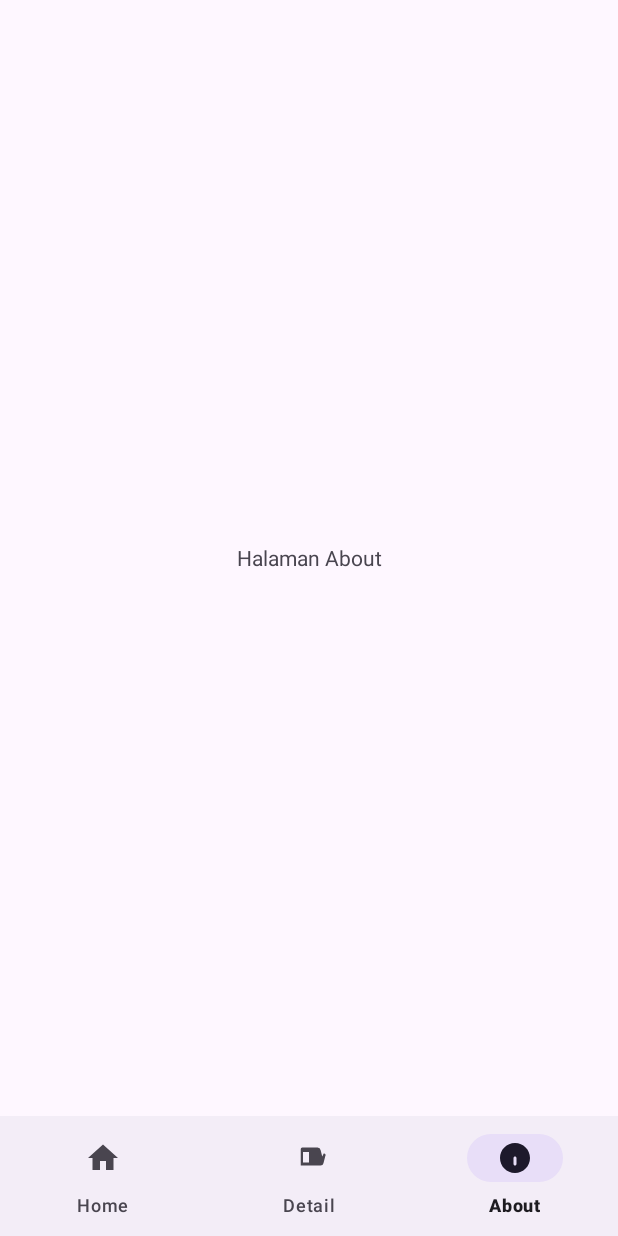
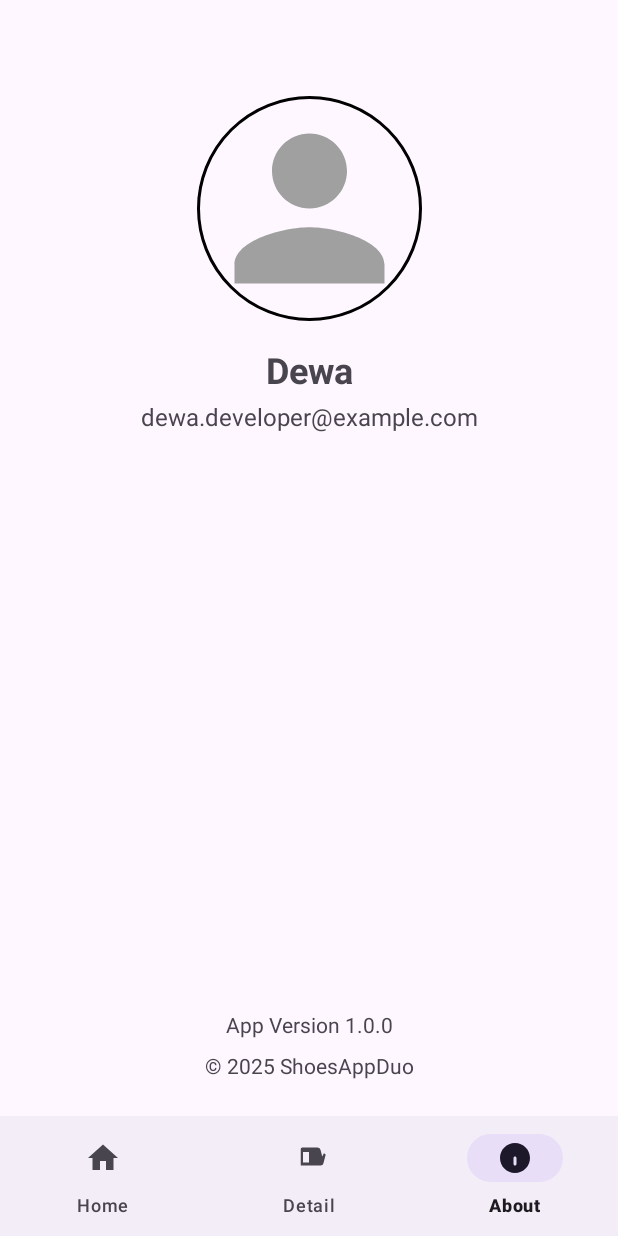
Before and after one commit to wahyualif23014/shoesappduo, an Android app: the AboutFragment screen opened through its navigation route, on a phone screen of 412 x 824 dp. Run offline under Robolectric (Android 15) with nearby library versions, the phone set to English and light mode, and no system bars; our stand-ins replace CircleImageView, navigation-ui; pictures from the network do not load.

Commit message:
new lah ya

```diff
--- a/app/build.gradle.kts
+++ b/app/build.gradle.kts
@@ -55,4 +55,6 @@ dependencies {
     // Navigation Component
     implementation("androidx.navigation:navigation-fragment-ktx:2.7.7")
     implementation("androidx.navigation:navigation-ui-ktx:2.7.7")
+
+    implementation("de.hdodenhof:circleimageview:3.1.0")
 }
--- a/app/src/main/java/com/example/shoesappduo/MainActivity.kt
+++ b/app/src/main/java/com/example/shoesappduo/MainActivity.kt
@@ -15,12 +15,10 @@ class MainActivity : AppCompatActivity() {
         binding = ActivityMainBinding.inflate(layoutInflater)
         setContentView(binding.root)
 
-        // Cari NavController dari NavHostFragment
         val navHostFragment = supportFragmentManager
             .findFragmentById(R.id.nav_host_fragment) as NavHostFragment
         val navController = navHostFragment.navController
 
-        // Hubungkan BottomNavigationView dengan NavController
         binding.bottomNavView.setupWithNavController(navController)
     }
 }
--- a/app/src/main/java/com/example/shoesappduo/ui/about/AboutFragment.kt
+++ b/app/src/main/java/com/example/shoesappduo/ui/about/AboutFragment.kt
@@ -1,10 +1,13 @@
 package com.example.shoesappduo.ui.about
 
+import android.content.Intent
+import android.net.Uri
 import android.os.Bundle
 import android.view.LayoutInflater
 import android.view.View
 import android.view.ViewGroup
 import androidx.fragment.app.Fragment
+import com.example.shoesappduo.R
 import com.example.shoesappduo.databinding.FragmentAboutBinding
 
 class AboutFragment : Fragment() {
@@ -20,10 +23,19 @@ class AboutFragment : Fragment() {
         return binding.root
     }
 
-    // Anda bisa menambahkan logika atau mengatur teks di sini jika perlu
     override fun onViewCreated(view: View, savedInstanceState: Bundle?) {
         super.onViewCreated(view, savedInstanceState)
-        // Contoh: binding.textView.text = "Dibuat oleh Dewa"
+        setupView()
+    }
+
+    private fun setupView() {
+        binding.apply {
+            // Mengisi data secara dinamis
+            tvProfileName.text = "Dewa" // Ganti dengan nama Anda
+            tvProfileEmail.text = "dewa.developer@example.com" // Ganti dengan email Anda
+            imgProfilePhoto.setImageResource(R.drawable.ic_profile_placeholder) // Ganti dengan foto Anda
+
+        }
     }
 
     override fun onDestroyView() {
--- /dev/null
+++ b/app/src/main/res/drawable/ic_profile_placeholder.xml
@@ -0,0 +1,12 @@
+<?xml version="1.0" encoding="utf-8"?>
+<vector xmlns:android="http://schemas.android.com/apk/res/android"
+    android:width="24dp"
+    android:height="24dp"
+    android:viewportWidth="24"
+    android:viewportHeight="24"
+    android:tint="#A0A0A0">
+
+    <path
+        android:fillColor="@android:color/white"
+        android:pathData="M12,12c2.21,0 4,-1.79 4,-4s-1.79,-4 -4,-4 -4,1.79 -4,4 1.79,4 4,4zM12,14c-2.67,0 -8,1.34 -8,4v2h16v-2c0,-2.66 -5.33,-4 -8,-4z" />
+</vector>
--- a/app/src/main/res/layout/fragment_about.xml
+++ b/app/src/main/res/layout/fragment_about.xml
@@ -1,14 +1,64 @@
 <?xml version="1.0" encoding="utf-8"?>
-<FrameLayout xmlns:android="http://schemas.android.com/apk/res/android"
+<androidx.constraintlayout.widget.ConstraintLayout xmlns:android="http://schemas.android.com/apk/res/android"
+    xmlns:app="http://schemas.android.com/apk/res-auto"
     xmlns:tools="http://schemas.android.com/tools"
     android:layout_width="match_parent"
     android:layout_height="match_parent"
     tools:context=".ui.about.AboutFragment">
 
+    <de.hdodenhof.circleimageview.CircleImageView
+        android:id="@+id/img_profile_photo"
+        android:layout_width="150dp"
+        android:layout_height="150dp"
+        android:layout_marginTop="64dp"
+        android:src="@drawable/ic_profile_placeholder"
+        app:civ_border_color="#FF000000"
+        app:civ_border_width="2dp"
+        app:layout_constraintEnd_toEndOf="parent"
+        app:layout_constraintStart_toStartOf="parent"
+        app:layout_constraintTop_toTopOf="parent" />
+
     <TextView
-        android:layout_width="match_parent"
-        android:layout_height="match_parent"
-        android:gravity="center"
-        android:text="Halaman About" />
+        android:id="@+id/tv_profile_name"
+        android:layout_width="wrap_content"
+        android:layout_height="wrap_content"
+        android:layout_marginTop="16dp"
+        android:text="Dewa"
+        android:textSize="24sp"
+        android:textStyle="bold"
+        app:layout_constraintEnd_toEndOf="@+id/img_profile_photo"
+        app:layout_constraintStart_toStartOf="@+id/img_profile_photo"
+        app:layout_constraintTop_toBottomOf="@+id/img_profile_photo" />
 
-</FrameLayout>
+    <TextView
+        android:id="@+id/tv_profile_email"
+        android:layout_width="wrap_content"
+        android:layout_height="wrap_content"
+        android:layout_marginTop="4dp"
+        android:text="dewa.developer@example.com"
+        android:textSize="16sp"
+        app:layout_constraintEnd_toEndOf="@+id/tv_profile_name"
+        app:layout_constraintStart_toStartOf="@+id/tv_profile_name"
+        app:layout_constraintTop_toBottomOf="@+id/tv_profile_name" />
+
+    <TextView
+        android:id="@+id/tv_app_version"
+        android:layout_width="wrap_content"
+        android:layout_height="wrap_content"
+        android:layout_marginBottom="8dp"
+        android:text="App Version 1.0.0"
+        app:layout_constraintBottom_toTopOf="@+id/tv_copyright"
+        app:layout_constraintEnd_toEndOf="parent"
+        app:layout_constraintStart_toStartOf="parent" />
+
+    <TextView
+        android:id="@+id/tv_copyright"
+        android:layout_width="wrap_content"
+        android:layout_height="wrap_content"
+        android:layout_marginBottom="24dp"
+        android:text="© 2025 ShoesAppDuo"
+        app:layout_constraintBottom_toBottomOf="parent"
+        app:layout_constraintEnd_toEndOf="parent"
+        app:layout_constraintStart_toStartOf="parent" />
+
+</androidx.constraintlayout.widget.ConstraintLayout>
```
